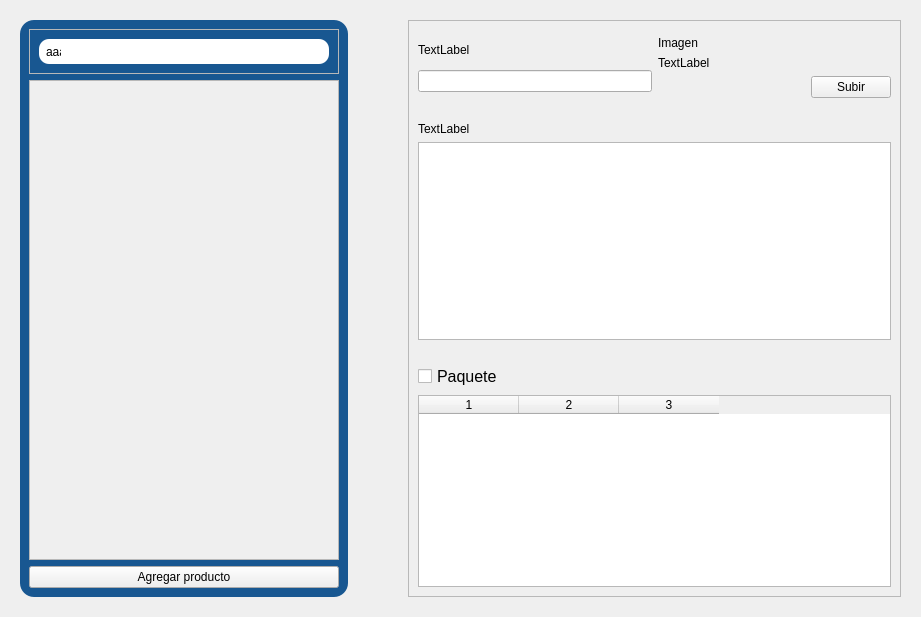
This is RawInterfaces/Productos.ui in Ventthos/PollosExpress as Qt 5 draws it before an edit. The edited form follows.
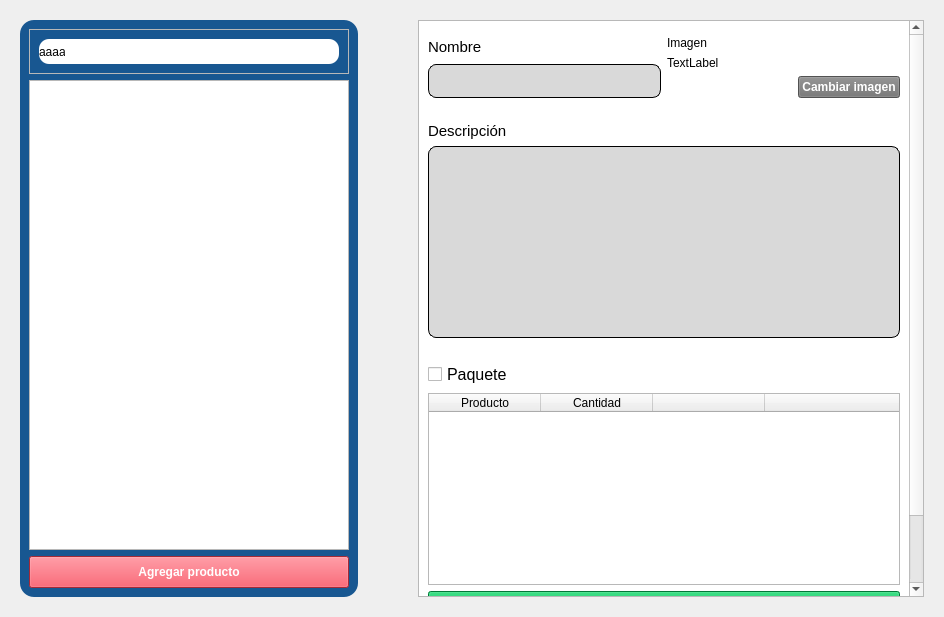
This is the edited form.

Commit message: Diseño de interfaz de productos

Patch:
```diff
--- a/RawInterfaces/Productos.ui
+++ b/RawInterfaces/Productos.ui
@@ -6,7 +6,7 @@
    <rect>
     <x>0</x>
     <y>0</y>
-    <width>921</width>
+    <width>944</width>
     <height>617</height>
    </rect>
   </property>
@@ -62,6 +62,21 @@
 	background-color: #185791;
 	border-radius: 14px;
 	
+}
+
+#scrollAreaWidgetContents_product{
+	background-color:white;
+}
+
+#iconoBuscar_producto{
+	background-color: white;
+	border-top-left-radius: 10px;
+	border-bottom-left-radius: 10px;
+
+}
+
+#agregar_producto{
+	
 }</string>
         </property>
         <layout class="QVBoxLayout" name="verticalLayout_2">
@@ -81,7 +96,7 @@
              <number>0</number>
             </property>
             <item>
-             <widget class="QLabel" name="iconoBuscar">
+             <widget class="QLabel" name="iconoBuscar_producto">
               <property name="sizePolicy">
                <sizepolicy hsizetype="Maximum" vsizetype="Maximum">
                 <horstretch>0</horstretch>
@@ -155,13 +170,13 @@
            <property name="alignment">
             <set>Qt::AlignLeading|Qt::AlignLeft|Qt::AlignTop</set>
            </property>
-           <widget class="QWidget" name="scrollAreaWidgetContents_2">
+           <widget class="QWidget" name="scrollAreaWidgetContents_product">
             <property name="geometry">
              <rect>
               <x>0</x>
               <y>0</y>
-              <width>296</width>
-              <height>458</height>
+              <width>306</width>
+              <height>461</height>
              </rect>
             </property>
             <layout class="QVBoxLayout" name="verticalLayout_6">
@@ -179,14 +194,14 @@
           <widget class="QPushButton" name="agregar_producto">
            <property name="styleSheet">
             <string notr="true">
-#agregar_empleado {
+#agregar_producto {
 	background-color: #e73a4b;
 	color: white;
 	font-weight: bold;
 padding:8px;
 }
 
-#agregar_empleado:hover {
+#agregar_producto:hover {
 	background-color: #EC5B69;
 }</string>
            </property>
@@ -236,6 +251,9 @@
          </property>
          <item>
           <widget class="QScrollArea" name="scrollArea_producto">
+           <property name="styleSheet">
+            <string notr="true"/>
+           </property>
            <property name="widgetResizable">
             <bool>true</bool>
            </property>
@@ -244,10 +262,22 @@
              <rect>
               <x>0</x>
               <y>0</y>
-              <width>458</width>
-              <height>602</height>
+              <width>471</width>
+              <height>661</height>
              </rect>
             </property>
+            <property name="styleSheet">
+             <string notr="true">#scrollArea_producto_contents{
+	background-color: white;
+}
+
+#scrollArea_producto_contents QLineEdit, #scrollArea_producto_contents QTextEdit{
+	background-color: #D9D9D9;
+	border-radius: 8px;
+	padding: 6px;
+	border: 1px solid black; 
+} </string>
+            </property>
             <layout class="QVBoxLayout" name="verticalLayout_4" stretch="0,0,0">
              <property name="leftMargin">
               <number>0</number>
@@ -263,6 +293,11 @@
              </property>
              <item>
               <widget class="QWidget" name="widget_nombre_producto" native="true">
+               <property name="styleSheet">
+                <string notr="true">#scrollArea_producto{
+	border-radius: 4px;
+}</string>
+               </property>
                <layout class="QHBoxLayout" name="horizontalLayout_3" stretch="1,1">
                 <item>
                  <widget class="QWidget" name="widget_3" native="true">
@@ -281,13 +316,26 @@
                    </property>
                    <item>
                     <widget class="QLabel" name="label_nombre_producto">
+                     <property name="font">
+                      <font>
+                       <pointsize>11</pointsize>
+                       <weight>50</weight>
+                       <bold>false</bold>
+                      </font>
+                     </property>
                      <property name="text">
-                      <string>TextLabel</string>
+                      <string>Nombre</string>
                      </property>
                     </widget>
                    </item>
                    <item alignment="Qt::AlignTop">
-                    <widget class="QLineEdit" name="lineEdit"/>
+                    <widget class="QLineEdit" name="lineEdit">
+                     <property name="font">
+                      <font>
+                       <pointsize>11</pointsize>
+                      </font>
+                     </property>
+                    </widget>
                    </item>
                   </layout>
                  </widget>
@@ -308,14 +356,14 @@
                     <number>0</number>
                    </property>
                    <item alignment="Qt::AlignLeft">
-                    <widget class="QLabel" name="label_2">
+                    <widget class="QLabel" name="label_tituloimagen_producto">
                      <property name="text">
                       <string>Imagen</string>
                      </property>
                     </widget>
                    </item>
                    <item>
-                    <widget class="QLabel" name="label_3">
+                    <widget class="QLabel" name="imagen_producto_producto">
                      <property name="sizePolicy">
                       <sizepolicy hsizetype="Preferred" vsizetype="Preferred">
                        <horstretch>0</horstretch>
@@ -334,9 +382,17 @@
                     </widget>
                    </item>
                    <item alignment="Qt::AlignRight">
-                    <widget class="QPushButton" name="pushButton">
+                    <widget class="QPushButton" name="boton_cambiarimg_producto">
+                     <property name="styleSheet">
+                      <string notr="true">#boton_cambiarimg_producto{
+	background-color: #737373;
+	color: white;
+font-weight: bold;
+
+}</string>
+                     </property>
                      <property name="text">
-                      <string>Subir</string>
+                      <string>Cambiar imagen</string>
                      </property>
                     </widget>
                    </item>
@@ -351,13 +407,24 @@
                <layout class="QVBoxLayout" name="verticalLayout_8">
                 <item>
                  <widget class="QLabel" name="label_4">
+                  <property name="font">
+                   <font>
+                    <pointsize>11</pointsize>
+                   </font>
+                  </property>
                   <property name="text">
-                   <string>TextLabel</string>
+                   <string>Descripción</string>
                   </property>
                  </widget>
                 </item>
                 <item>
-                 <widget class="QTextEdit" name="textEdit"/>
+                 <widget class="QTextEdit" name="textEdit">
+                  <property name="font">
+                   <font>
+                    <pointsize>10</pointsize>
+                   </font>
+                  </property>
+                 </widget>
                 </item>
                </layout>
               </widget>
@@ -366,7 +433,7 @@
               <widget class="QWidget" name="widget_paquete_producto" native="true">
                <layout class="QVBoxLayout" name="verticalLayout_9">
                 <item>
-                 <widget class="QCheckBox" name="checkBox">
+                 <widget class="QCheckBox" name="checkBox_paquete_producto">
                   <property name="font">
                    <font>
                     <pointsize>12</pointsize>
@@ -378,13 +445,119 @@
                  </widget>
                 </item>
                 <item>
-                 <widget class="QTableWidget" name="tableWidget">
+                 <widget class="QTableWidget" name="table_productos_paquete">
+                  <property name="showGrid">
+                   <bool>true</bool>
+                  </property>
+                  <property name="gridStyle">
+                   <enum>Qt::SolidLine</enum>
+                  </property>
+                  <property name="sortingEnabled">
+                   <bool>false</bool>
+                  </property>
                   <property name="columnCount">
-                   <number>3</number>
+                   <number>4</number>
                   </property>
-                  <column/>
-                  <column/>
-                  <column/>
+                  <attribute name="horizontalHeaderVisible">
+                   <bool>true</bool>
+                  </attribute>
+                  <attribute name="horizontalHeaderCascadingSectionResizes">
+                   <bool>true</bool>
+                  </attribute>
+                  <attribute name="horizontalHeaderDefaultSectionSize">
+                   <number>112</number>
+                  </attribute>
+                  <attribute name="horizontalHeaderHighlightSections">
+                   <bool>true</bool>
+                  </attribute>
+                  <attribute name="horizontalHeaderShowSortIndicator" stdset="0">
+                   <bool>false</bool>
+                  </attribute>
+                  <attribute name="horizontalHeaderStretchLastSection">
+                   <bool>true</bool>
+                  </attribute>
+                  <column>
+                   <property name="text">
+                    <string>Producto</string>
+                   </property>
+                  </column>
+                  <column>
+                   <property name="text">
+                    <string>Cantidad</string>
+                   </property>
+                  </column>
+                  <column>
+                   <property name="text">
+                    <string/>
+                   </property>
+                  </column>
+                  <column>
+                   <property name="text">
+                    <string/>
+                   </property>
+                  </column>
+                 </widget>
+                </item>
+                <item>
+                 <widget class="QPushButton" name="agregar_producto_paquete">
+                  <property name="styleSheet">
+                   <string notr="true">#agregar_producto_paquete{
+	background-color: #02a64d;
+	color: white;
+	font-weight: bold;
+	padding: 6px;
+}
+
+#agregar_producto_paquete::hover{
+	background-color: #54a67b;
+}</string>
+                  </property>
+                  <property name="text">
+                   <string>Agregar producto al paquete</string>
+                  </property>
+                 </widget>
+                </item>
+                <item>
+                 <widget class="QWidget" name="widget_botones_producto" native="true">
+                  <property name="styleSheet">
+                   <string notr="true">#widget_botones_producto QPushButton{
+	background-color: #e73a4b;
+	color: white;
+	font-weight: bold;
+}
+
+#widget_botones_producto QPushButton:Hover{
+	background-color: #EC5B69;
+}</string>
+                  </property>
+                  <layout class="QHBoxLayout" name="horizontalLayout_4">
+                   <property name="leftMargin">
+                    <number>0</number>
+                   </property>
+                   <property name="topMargin">
+                    <number>20</number>
+                   </property>
+                   <property name="rightMargin">
+                    <number>0</number>
+                   </property>
+                   <property name="bottomMargin">
+                    <number>0</number>
+                   </property>
+                   <item>
+                    <widget class="QPushButton" name="editar_producto">
+                     <property name="text">
+                      <string>Guardar cambios</string>
+                     </property>
+                    </widget>
+                   </item>
+                   <item>
+                    <widget class="QPushButton" name="eliminar_producto">
+                     <property name="text">
+                      <string>Eliminar producto</string>
+                     </property>
+                    </widget>
+                   </item>
+                  </layout>
                  </widget>
                 </item>
                </layout>
```
